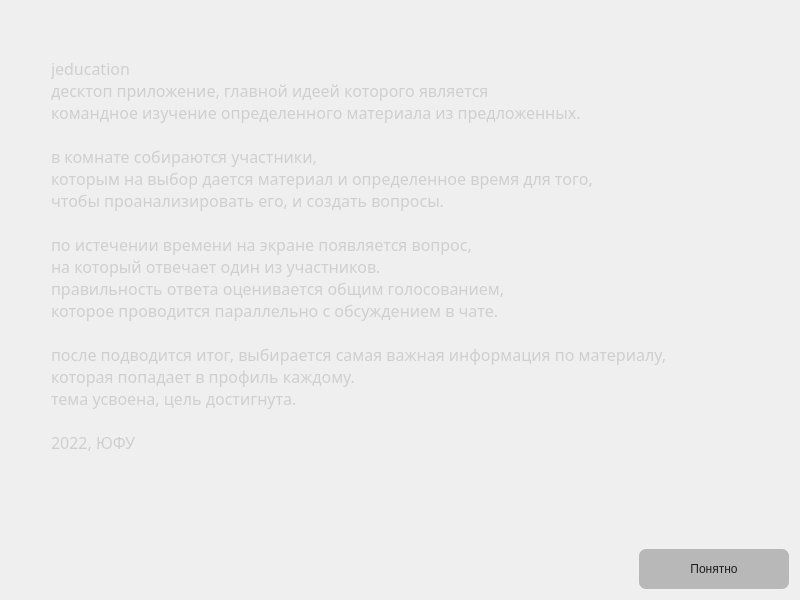
Qt form Client/jeducation-v0.1/info.ui (Avedik/Desktop-application-IEducation) before a commit.
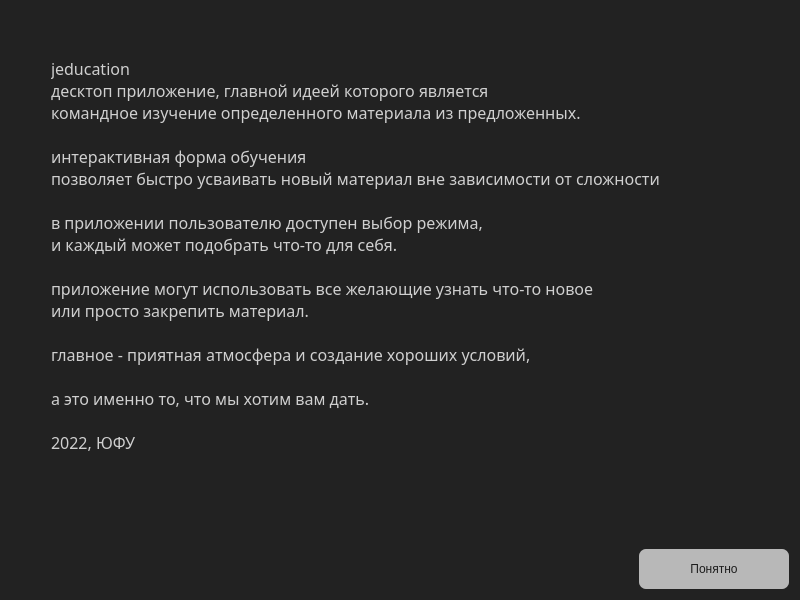
The same form after that commit.

What changed in the file:
```diff
--- a/Client/jeducation-v0.1/info.ui
+++ b/Client/jeducation-v0.1/info.ui
@@ -19,6 +19,9 @@
   <property name="windowTitle">
    <string>JEducation v0.1</string>
   </property>
+  <property name="styleSheet">
+   <string notr="true">background-color: rgb(34, 34, 34);</string>
+  </property>
   <layout class="QVBoxLayout" name="verticalLayout">
    <property name="spacing">
     <number>50</number>
@@ -70,18 +73,18 @@
 десктоп приложение, главной идеей которого является 
 командное изучение определенного материала из предложенных.
 
-в комнате собираются участники, 
-которым на выбор дается материал и определенное время для того,
-чтобы проанализировать его, и создать вопросы.
+интерактивная форма обучения 
+позволяет быстро усваивать новый материал вне зависимости от сложности
 
-по истечении времени на экране появляется вопрос,
-на который отвечает один из участников.
-правильность ответа оценивается общим голосованием, 
-которое проводится параллельно с обсуждением в чате. 
+в приложении пользователю доступен выбор режима,
+и каждый может подобрать что-то для себя.
 
-после подводится итог, выбирается самая важная информация по материалу, 
-которая попадает в профиль каждому.
-тема усвоена, цель достигнута.
+приложение могут использовать все желающие узнать что-то новое
+или просто закрепить материал.
+
+главное - приятная атмосфера и создание хороших условий,
+
+а это именно то, что мы хотим вам дать.
 
 2022, ЮФУ</string>
        </property>
```
